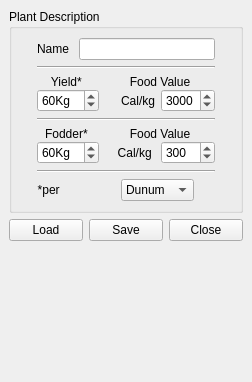
Above: src/ui/laplantformmainbase.ui from arkygeek/landuseanalyst before the change. Below: the same form after it.
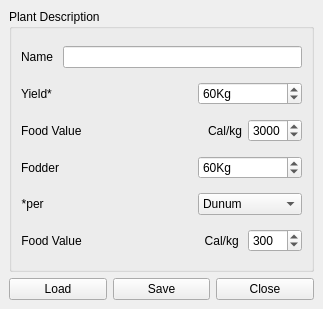
That is the form after the change.

Commit message: Layout tweaks on crop form Fix build plant compile errors

Patch:
```diff
--- a/src/ui/laplantformmainbase.ui
+++ b/src/ui/laplantformmainbase.ui
@@ -5,8 +5,8 @@
    <rect>
     <x>0</x>
     <y>0</y>
-    <width>252</width>
-    <height>382</height>
+    <width>323</width>
+    <height>309</height>
    </rect>
   </property>
   <property name="minimumSize" >
@@ -32,33 +32,6 @@
      </property>
     </widget>
    </item>
-   <item row="1" column="1" >
-    <widget class="QPushButton" name="pushButtonSave" >
-     <property name="text" >
-      <string>Save</string>
-     </property>
-    </widget>
-   </item>
-   <item row="1" column="0" >
-    <widget class="QPushButton" name="pushButtonLoad" >
-     <property name="text" >
-      <string>Load</string>
-     </property>
-    </widget>
-   </item>
-   <item row="2" column="0" colspan="3" >
-    <spacer>
-     <property name="orientation" >
-      <enum>Qt::Vertical</enum>
-     </property>
-     <property name="sizeHint" >
-      <size>
-       <width>20</width>
-       <height>20</height>
-      </size>
-     </property>
-    </spacer>
-   </item>
    <item row="0" column="0" colspan="3" >
     <widget class="QGroupBox" name="groupBoxPlantDescription" >
      <property name="title" >
@@ -71,25 +44,99 @@
       <property name="spacing" >
        <number>6</number>
       </property>
-      <item row="5" column="0" colspan="2" >
-       <widget class="Line" name="line_3" >
-        <property name="orientation" >
-         <enum>Qt::Horizontal</enum>
-        </property>
-       </widget>
-      </item>
       <item row="3" column="0" colspan="2" >
-       <widget class="Line" name="line_2" >
-        <property name="orientation" >
-         <enum>Qt::Horizontal</enum>
+       <widget class="QLabel" name="labelPlantDescription6" >
+        <property name="sizePolicy" >
+         <sizepolicy>
+          <hsizetype>1</hsizetype>
+          <vsizetype>5</vsizetype>
+          <horstretch>0</horstretch>
+          <verstretch>0</verstretch>
+         </sizepolicy>
         </property>
+        <property name="toolTip" >
+         <string>&lt;html>&lt;head>&lt;meta name="qrichtext" content="1" />&lt;style type="text/css">
+p, li { white-space: pre-wrap; }
+&lt;/style>&lt;/head>&lt;body style=" font-family:'Sans Serif'; font-size:9pt; font-weight:400; font-style:normal; text-decoration:none;">
+&lt;p style=" margin-top:0px; margin-bottom:0px; margin-left:0px; margin-right:0px; -qt-block-indent:0; text-indent:0px;">Fodder produced from Wheat&lt;/p>&lt;/body>&lt;/html></string>
+        </property>
+        <property name="whatsThis" >
+         <string>&lt;html>&lt;head>&lt;meta name="qrichtext" content="1" />&lt;style type="text/css">
+p, li { white-space: pre-wrap; }
+&lt;/style>&lt;/head>&lt;body style=" font-family:'Sans Serif'; font-size:9pt; font-weight:400; font-style:normal; text-decoration:none;">
+&lt;p style=" margin-top:0px; margin-bottom:0px; margin-left:0px; margin-right:0px; -qt-block-indent:0; text-indent:0px;">Fodder is the straw and chaff left after harvesting the grain.  Enter the number of Kilograms expected for this crop per (either) dunum or hectare&lt;/p>&lt;/body>&lt;/html></string>
+        </property>
+        <property name="text" >
+         <string>Fodder</string>
+        </property>
+        <property name="textFormat" >
+         <enum>Qt::AutoText</enum>
+        </property>
+        <property name="wordWrap" >
+         <bool>false</bool>
+        </property>
        </widget>
       </item>
-      <item row="6" column="1" >
+      <item row="2" column="0" colspan="2" >
+       <widget class="QLabel" name="label" >
+        <property name="text" >
+         <string>Food Value</string>
+        </property>
+       </widget>
+      </item>
+      <item row="1" column="0" colspan="2" >
+       <widget class="QLabel" name="labelPlantDescription4" >
+        <property name="sizePolicy" >
+         <sizepolicy>
+          <hsizetype>1</hsizetype>
+          <vsizetype>5</vsizetype>
+          <horstretch>0</horstretch>
+          <verstretch>0</verstretch>
+         </sizepolicy>
+        </property>
+        <property name="text" >
+         <string>Yield* </string>
+        </property>
+        <property name="textFormat" >
+         <enum>Qt::AutoText</enum>
+        </property>
+        <property name="wordWrap" >
+         <bool>false</bool>
+        </property>
+       </widget>
+      </item>
+      <item row="1" column="3" >
+       <widget class="QSpinBox" name="spinBoxCropYield" >
+        <property name="sizePolicy" >
+         <sizepolicy>
+          <hsizetype>7</hsizetype>
+          <vsizetype>0</vsizetype>
+          <horstretch>0</horstretch>
+          <verstretch>0</verstretch>
+         </sizepolicy>
+        </property>
+        <property name="toolTip" >
+         <string>&lt;html>&lt;head>&lt;meta name="qrichtext" content="1" />&lt;style type="text/css">
+p, li { white-space: pre-wrap; }
+&lt;/style>&lt;/head>&lt;body style=" font-family:'Sans Serif'; font-size:9pt; font-weight:400; font-style:normal; text-decoration:none;">
+&lt;p style=" margin-top:0px; margin-bottom:0px; margin-left:0px; margin-right:0px; -qt-block-indent:0; text-indent:0px;">Yield of Crop&lt;/p>&lt;/body>&lt;/html></string>
+        </property>
+        <property name="suffix" >
+         <string>Kg</string>
+        </property>
+        <property name="maximum" >
+         <number>400</number>
+        </property>
+        <property name="value" >
+         <number>60</number>
+        </property>
+       </widget>
+      </item>
+      <item row="4" column="3" >
        <widget class="QComboBox" name="comboBoxYieldUnits" >
         <property name="sizePolicy" >
          <sizepolicy>
-          <hsizetype>4</hsizetype>
+          <hsizetype>7</hsizetype>
           <vsizetype>0</vsizetype>
           <horstretch>0</horstretch>
           <verstretch>0</verstretch>
@@ -114,93 +161,11 @@
         </item>
        </widget>
       </item>
-      <item row="6" column="0" >
-       <widget class="QLabel" name="labelPlantDescription8" >
-        <property name="sizePolicy" >
-         <sizepolicy>
-          <hsizetype>4</hsizetype>
-          <vsizetype>5</vsizetype>
-          <horstretch>0</horstretch>
-          <verstretch>0</verstretch>
-         </sizepolicy>
-        </property>
-        <property name="toolTip" >
-         <string>&lt;html>&lt;head>&lt;meta name="qrichtext" content="1" />&lt;style type="text/css">
-p, li { white-space: pre-wrap; }
-&lt;/style>&lt;/head>&lt;body style=" font-family:'Sans Serif'; font-size:9pt; font-weight:400; font-style:normal; text-decoration:none;">
-&lt;p style=" margin-top:0px; margin-bottom:0px; margin-left:0px; margin-right:0px; -qt-block-indent:0; text-indent:0px;">Weeks from birth to kill weight&lt;/p>&lt;/body>&lt;/html></string>
-        </property>
-        <property name="text" >
-         <string>*per </string>
-        </property>
-        <property name="textFormat" >
-         <enum>Qt::AutoText</enum>
-        </property>
-        <property name="alignment" >
-         <set>Qt::AlignRight|Qt::AlignTrailing|Qt::AlignVCenter</set>
-        </property>
-        <property name="wordWrap" >
-         <bool>false</bool>
-        </property>
-       </widget>
-      </item>
-      <item row="4" column="0" colspan="2" >
-       <layout class="QHBoxLayout" >
-        <property name="margin" >
-         <number>0</number>
-        </property>
-        <property name="spacing" >
-         <number>6</number>
-        </property>
-        <item>
-         <layout class="QVBoxLayout" >
-          <property name="margin" >
-           <number>0</number>
-          </property>
-          <property name="spacing" >
-           <number>0</number>
-          </property>
-          <item>
-           <widget class="QLabel" name="labelPlantDescription6" >
-            <property name="sizePolicy" >
-             <sizepolicy>
-              <hsizetype>1</hsizetype>
-              <vsizetype>5</vsizetype>
-              <horstretch>0</horstretch>
-              <verstretch>0</verstretch>
-             </sizepolicy>
-            </property>
-            <property name="toolTip" >
-             <string>&lt;html>&lt;head>&lt;meta name="qrichtext" content="1" />&lt;style type="text/css">
-p, li { white-space: pre-wrap; }
-&lt;/style>&lt;/head>&lt;body style=" font-family:'Sans Serif'; font-size:9pt; font-weight:400; font-style:normal; text-decoration:none;">
-&lt;p style=" margin-top:0px; margin-bottom:0px; margin-left:0px; margin-right:0px; -qt-block-indent:0; text-indent:0px;">Fodder produced from Wheat&lt;/p>&lt;/body>&lt;/html></string>
-            </property>
-            <property name="whatsThis" >
-             <string>&lt;html>&lt;head>&lt;meta name="qrichtext" content="1" />&lt;style type="text/css">
-p, li { white-space: pre-wrap; }
-&lt;/style>&lt;/head>&lt;body style=" font-family:'Sans Serif'; font-size:9pt; font-weight:400; font-style:normal; text-decoration:none;">
-&lt;p style=" margin-top:0px; margin-bottom:0px; margin-left:0px; margin-right:0px; -qt-block-indent:0; text-indent:0px;">Fodder is the straw and chaff left after harvesting the grain.  Enter the number of Kilograms expected for this crop per (either) dunum or hectare&lt;/p>&lt;/body>&lt;/html></string>
-            </property>
-            <property name="text" >
-             <string>Fodder* </string>
-            </property>
-            <property name="textFormat" >
-             <enum>Qt::AutoText</enum>
-            </property>
-            <property name="alignment" >
-             <set>Qt::AlignCenter</set>
-            </property>
-            <property name="wordWrap" >
-             <bool>false</bool>
-            </property>
-           </widget>
-          </item>
-          <item>
+      <item row="3" column="3" >
            <widget class="QSpinBox" name="spinBoxFodderProduction" >
             <property name="sizePolicy" >
              <sizepolicy>
-              <hsizetype>4</hsizetype>
+          <hsizetype>7</hsizetype>
               <vsizetype>0</vsizetype>
               <horstretch>0</horstretch>
               <verstretch>0</verstretch>
@@ -229,27 +194,7 @@
             </property>
            </widget>
           </item>
-         </layout>
-        </item>
-        <item>
-         <layout class="QVBoxLayout" >
-          <property name="margin" >
-           <number>0</number>
-          </property>
-          <property name="spacing" >
-           <number>0</number>
-          </property>
-          <item>
-           <widget class="QLabel" name="label_2" >
-            <property name="text" >
-             <string>Food Value</string>
-            </property>
-            <property name="alignment" >
-             <set>Qt::AlignCenter</set>
-            </property>
-           </widget>
-          </item>
-          <item>
+      <item row="5" column="3" >
            <layout class="QHBoxLayout" >
             <property name="margin" >
              <number>0</number>
@@ -310,98 +255,7 @@
             </item>
            </layout>
           </item>
-         </layout>
-        </item>
-       </layout>
-      </item>
-      <item row="2" column="0" colspan="2" >
-       <layout class="QHBoxLayout" >
-        <property name="margin" >
-         <number>0</number>
-        </property>
-        <property name="spacing" >
-         <number>6</number>
-        </property>
-        <item>
-         <layout class="QGridLayout" >
-          <property name="margin" >
-           <number>0</number>
-          </property>
-          <property name="spacing" >
-           <number>0</number>
-          </property>
-          <item row="0" column="0" >
-           <widget class="QLabel" name="labelPlantDescription4" >
-            <property name="sizePolicy" >
-             <sizepolicy>
-              <hsizetype>1</hsizetype>
-              <vsizetype>5</vsizetype>
-              <horstretch>0</horstretch>
-              <verstretch>0</verstretch>
-             </sizepolicy>
-            </property>
-            <property name="text" >
-             <string>Yield* </string>
-            </property>
-            <property name="textFormat" >
-             <enum>Qt::AutoText</enum>
-            </property>
-            <property name="alignment" >
-             <set>Qt::AlignCenter</set>
-            </property>
-            <property name="wordWrap" >
-             <bool>false</bool>
-            </property>
-           </widget>
-          </item>
-          <item row="1" column="0" >
-           <widget class="QSpinBox" name="spinBoxCropYield" >
-            <property name="sizePolicy" >
-             <sizepolicy>
-              <hsizetype>0</hsizetype>
-              <vsizetype>0</vsizetype>
-              <horstretch>0</horstretch>
-              <verstretch>0</verstretch>
-             </sizepolicy>
-            </property>
-            <property name="toolTip" >
-             <string>&lt;html>&lt;head>&lt;meta name="qrichtext" content="1" />&lt;style type="text/css">
-p, li { white-space: pre-wrap; }
-&lt;/style>&lt;/head>&lt;body style=" font-family:'Sans Serif'; font-size:9pt; font-weight:400; font-style:normal; text-decoration:none;">
-&lt;p style=" margin-top:0px; margin-bottom:0px; margin-left:0px; margin-right:0px; -qt-block-indent:0; text-indent:0px;">Yield of Crop&lt;/p>&lt;/body>&lt;/html></string>
-            </property>
-            <property name="suffix" >
-             <string>Kg</string>
-            </property>
-            <property name="maximum" >
-             <number>400</number>
-            </property>
-            <property name="value" >
-             <number>60</number>
-            </property>
-           </widget>
-          </item>
-         </layout>
-        </item>
-        <item>
-         <layout class="QVBoxLayout" >
-          <property name="margin" >
-           <number>0</number>
-          </property>
-          <property name="spacing" >
-           <number>0</number>
-          </property>
-          <item>
-           <widget class="QLabel" name="label" >
-            <property name="text" >
-             <string>Food Value</string>
-            </property>
-            <property name="alignment" >
-             <set>Qt::AlignCenter</set>
-            </property>
-           </widget>
-          </item>
-          <item>
+      <item row="2" column="3" >
            <layout class="QHBoxLayout" >
             <property name="margin" >
              <number>0</number>
@@ -450,52 +304,137 @@
             </item>
            </layout>
           </item>
-         </layout>
-        </item>
-       </layout>
-      </item>
-      <item row="0" column="0" colspan="2" >
-       <layout class="QHBoxLayout" >
-        <property name="margin" >
-         <number>0</number>
-        </property>
-        <property name="spacing" >
-         <number>6</number>
-        </property>
-        <item>
+      <item row="0" column="1" colspan="3" >
+       <widget class="QLineEdit" name="lineEditPlantName" />
+      </item>
+      <item row="0" column="0" >
          <widget class="QLabel" name="labelPlantDescription1" >
           <property name="text" >
            <string>Name </string>
           </property>
          </widget>
         </item>
-        <item>
-         <widget class="QLineEdit" name="lineEditPlantName" />
-        </item>
-       </layout>
+      <item row="1" column="2" >
+       <spacer>
+        <property name="orientation" >
+         <enum>Qt::Horizontal</enum>
+        </property>
+        <property name="sizeHint" >
+         <size>
+          <width>40</width>
+          <height>20</height>
+         </size>
+        </property>
+       </spacer>
+      </item>
+      <item row="2" column="2" >
+       <spacer>
+        <property name="orientation" >
+         <enum>Qt::Horizontal</enum>
+        </property>
+        <property name="sizeHint" >
+         <size>
+          <width>40</width>
+          <height>20</height>
+         </size>
+        </property>
+       </spacer>
       </item>
-      <item row="1" column="0" colspan="2" >
-       <widget class="Line" name="line" >
+      <item row="3" column="2" >
+       <spacer>
         <property name="orientation" >
          <enum>Qt::Horizontal</enum>
         </property>
+        <property name="sizeHint" >
+         <size>
+          <width>40</width>
+          <height>20</height>
+         </size>
+        </property>
+       </spacer>
+      </item>
+      <item row="5" column="2" >
+       <spacer>
+        <property name="orientation" >
+         <enum>Qt::Horizontal</enum>
+        </property>
+        <property name="sizeHint" >
+         <size>
+          <width>40</width>
+          <height>20</height>
+         </size>
+        </property>
+       </spacer>
+      </item>
+      <item row="5" column="0" colspan="2" >
+       <widget class="QLabel" name="label_2" >
+        <property name="text" >
+         <string>Food Value</string>
+        </property>
+        <property name="alignment" >
+         <set>Qt::AlignCenter</set>
+        </property>
        </widget>
       </item>
-     </layout>
-    </widget>
-   </item>
-   <item row="0" column="3" >
+      <item row="4" column="0" >
+       <widget class="QLabel" name="labelPlantDescription8" >
+        <property name="sizePolicy" >
+         <sizepolicy>
+          <hsizetype>4</hsizetype>
+          <vsizetype>5</vsizetype>
+          <horstretch>0</horstretch>
+          <verstretch>0</verstretch>
+         </sizepolicy>
+        </property>
+        <property name="toolTip" >
+         <string>&lt;html>&lt;head>&lt;meta name="qrichtext" content="1" />&lt;style type="text/css">
+p, li { white-space: pre-wrap; }
+&lt;/style>&lt;/head>&lt;body style=" font-family:'Sans Serif'; font-size:9pt; font-weight:400; font-style:normal; text-decoration:none;">
+&lt;p style=" margin-top:0px; margin-bottom:0px; margin-left:0px; margin-right:0px; -qt-block-indent:0; text-indent:0px;">Weeks from birth to kill weight&lt;/p>&lt;/body>&lt;/html></string>
+        </property>
+        <property name="text" >
+         <string>*per </string>
+        </property>
+        <property name="textFormat" >
+         <enum>Qt::AutoText</enum>
+        </property>
+        <property name="alignment" >
+         <set>Qt::AlignRight|Qt::AlignTrailing|Qt::AlignVCenter</set>
+        </property>
+        <property name="wordWrap" >
+         <bool>false</bool>
+        </property>
+       </widget>
+      </item>
+      <item row="4" column="2" >
     <spacer>
      <property name="orientation" >
       <enum>Qt::Horizontal</enum>
      </property>
      <property name="sizeHint" >
       <size>
-       <width>20</width>
+          <width>40</width>
        <height>20</height>
       </size>
      </property>
     </spacer>
+      </item>
+     </layout>
+    </widget>
+   </item>
+   <item row="1" column="0" >
+    <widget class="QPushButton" name="pushButtonLoad" >
+     <property name="text" >
+      <string>Load</string>
+     </property>
+    </widget>
+   </item>
+   <item row="1" column="1" >
+    <widget class="QPushButton" name="pushButtonSave" >
+     <property name="text" >
+      <string>Save</string>
+     </property>
+    </widget>
    </item>
   </layout>
  </widget>
```
Lines whose indentation alone changed are shown as unchanged. The commit also changes 1 other file.
